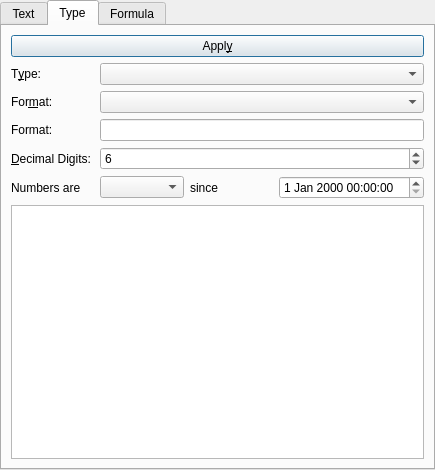
Above: AlphaPlot/src/future/table/controltabs.ui from narunlifescience/AlphaPlot before the change. Below: the same form after it.
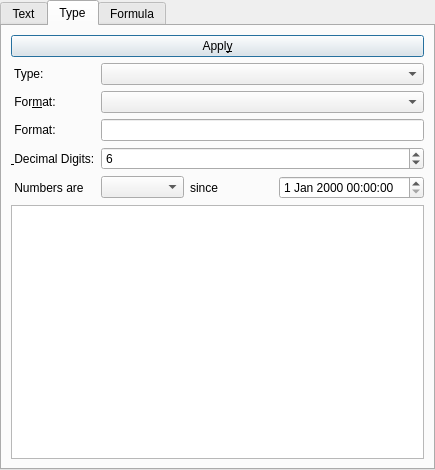
That is the form after the change. The open tabs and pages were chosen to show the change.

```diff
--- a/AlphaPlot/src/future/table/controltabs.ui
+++ b/AlphaPlot/src/future/table/controltabs.ui
@@ -166,7 +166,7 @@
       <attribute name="title">
        <string>Type</string>
       </attribute>
-      <layout class="QGridLayout">
+      <layout class="QGridLayout" name="format_tab_layout">
        <item row="1" column="0" colspan="4">
         <widget class="QPushButton" name="button_set_type">
          <property name="sizePolicy">
@@ -192,7 +192,7 @@
        <item row="2" column="0">
         <widget class="QLabel" name="type_label">
          <property name="text">
-          <string>T&amp;ype:</string>
+          <string> Type:</string>
          </property>
          <property name="buddy">
           <cstring>type_box</cstring>
@@ -224,7 +224,7 @@
        <item row="3" column="0">
         <widget class="QLabel" name="format_label">
          <property name="text">
-          <string>For&amp;mat:</string>
+          <string> For&amp;mat:</string>
          </property>
          <property name="buddy">
           <cstring>format_box</cstring>
@@ -256,7 +256,7 @@
        <item row="4" column="0">
         <widget class="QLabel" name="format_label2">
          <property name="text">
-          <string>Format:</string>
+          <string> Format:</string>
          </property>
         </widget>
        </item>
@@ -266,7 +266,7 @@
        <item row="5" column="0">
         <widget class="QLabel" name="digits_label">
          <property name="text">
-          <string>&amp;Decimal Digits:</string>
+          <string>&amp; Decimal Digits:</string>
          </property>
          <property name="buddy">
           <cstring>digits_box</cstring>
@@ -292,7 +292,7 @@
        <item row="6" column="0">
         <widget class="QLabel" name="date_time_interval_label">
          <property name="text">
-          <string>Numbers are</string>
+          <string> Numbers are</string>
          </property>
         </widget>
        </item>
```
Left out of the diff: 8 changed lines with no effect on the pictures.
